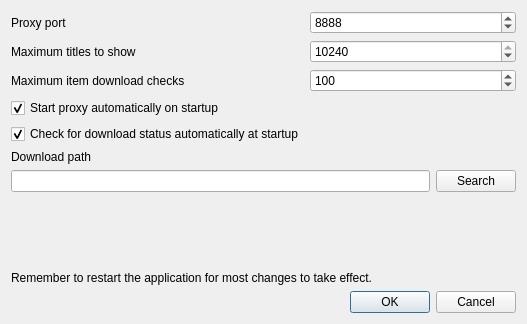
Qt form configdialog.ui (codestation/QPSNProxy) before a commit.
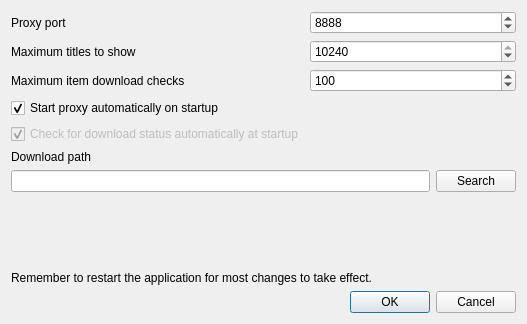
The same form after that commit.

What changed in the file:
```diff
--- a/configdialog.ui
+++ b/configdialog.ui
@@ -90,6 +90,9 @@
        </item>
        <item row="4" column="0">
         <widget class="QCheckBox" name="downloadCheckBox">
+         <property name="enabled">
+          <bool>false</bool>
+         </property>
          <property name="text">
           <string>Check for download status automatically at startup</string>
          </property>
```
